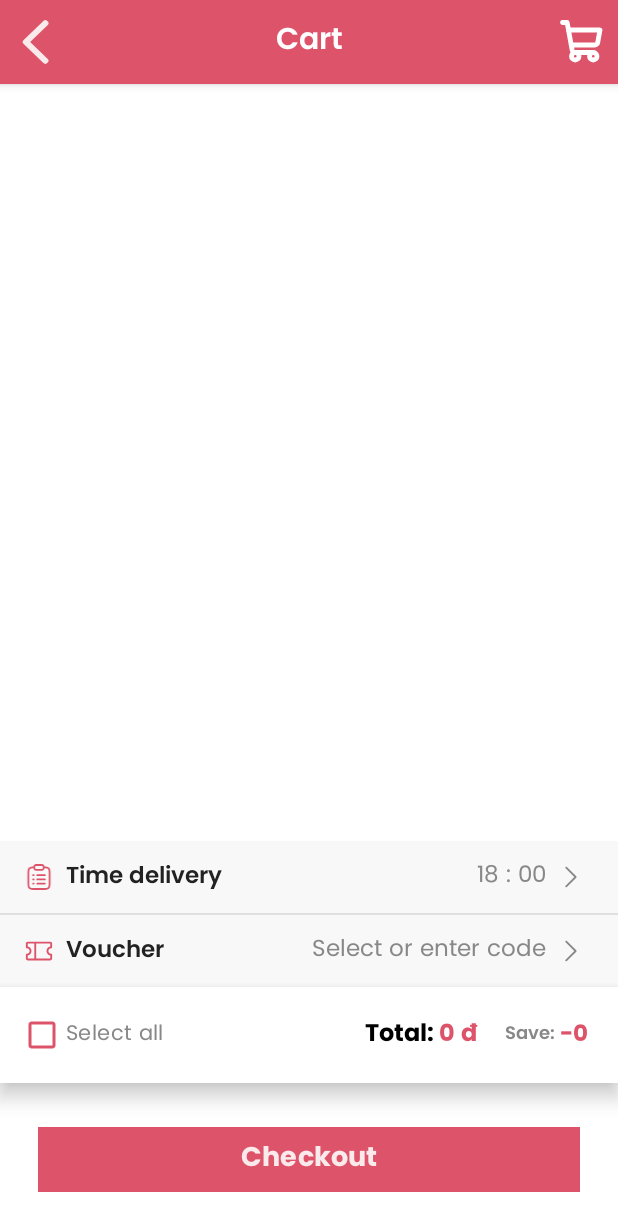
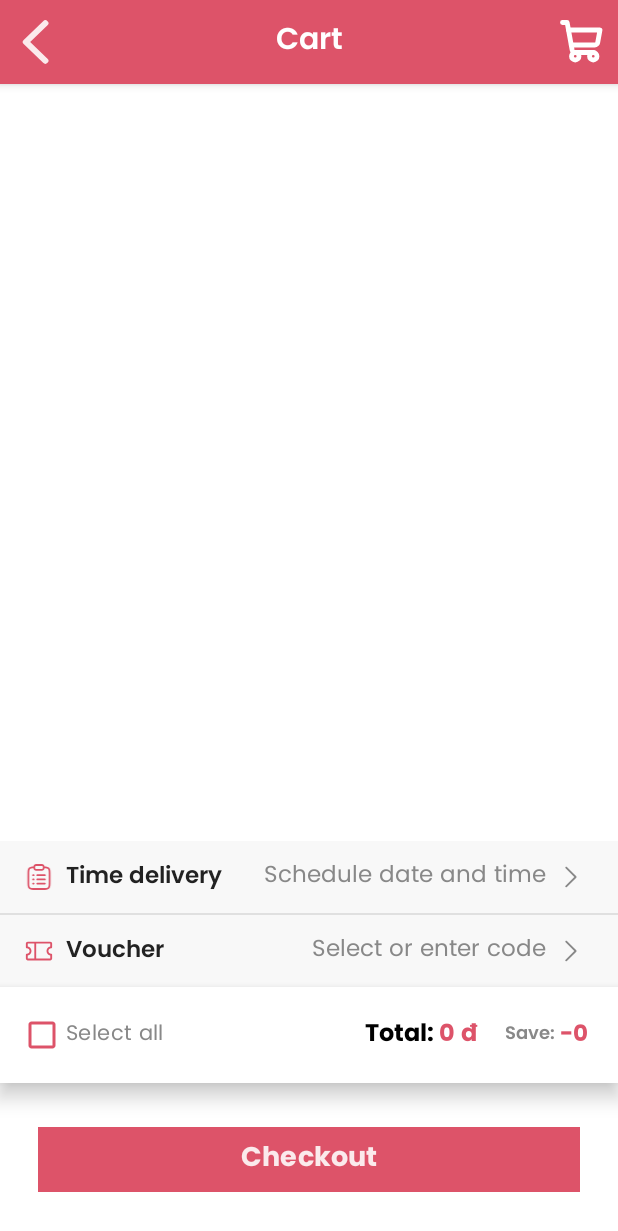
Before and after one commit to mthu1174/CakeEatEasy, an Android app: the CartActivity screen opened directly, with no data from a screen before it, on a phone screen of 412 x 824 dp. Shown: the top 1231 px of the screen. Run offline under Robolectric (Android 15) with nearby library versions, the phone set to English and light mode, and no system bars.

Commit message:
Voucher, Cart

```diff
--- a/app/src/main/res/layout/activity_cart.xml
+++ b/app/src/main/res/layout/activity_cart.xml
@@ -103,7 +103,7 @@
                 android:layout_width="0dp"
                 android:layout_height="wrap_content"
                 android:layout_weight="1"
-                android:text="18 : 00"
+                android:text="Schedule date and time"
                 android:textColor="#888888"
                 android:textSize="15sp"
                 android:gravity="end"
```
